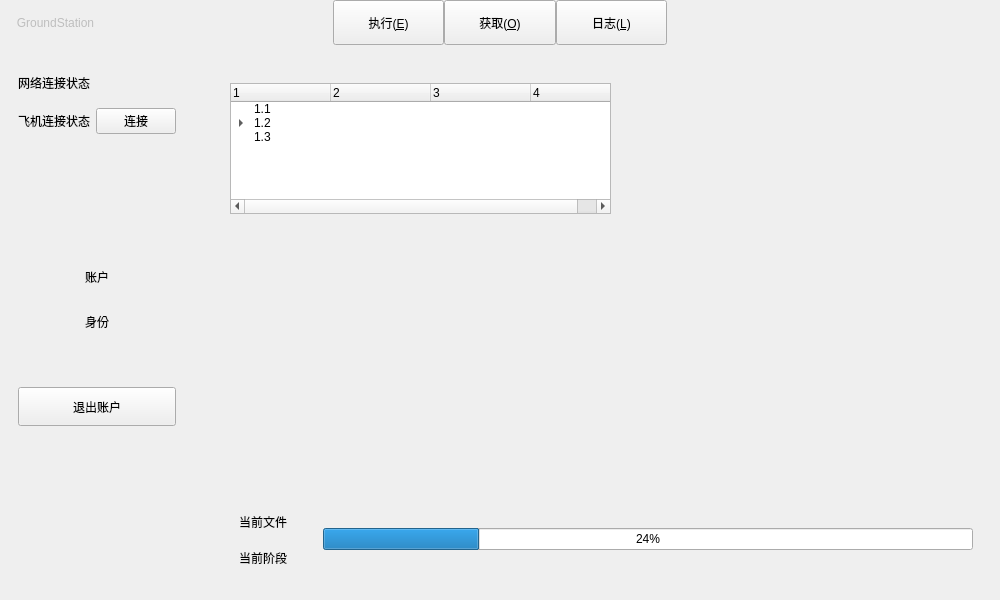
First picture: the form in GroundStation/ui/mainwindow.ui, repository Servaluna/GroundStation_System, before the edit.
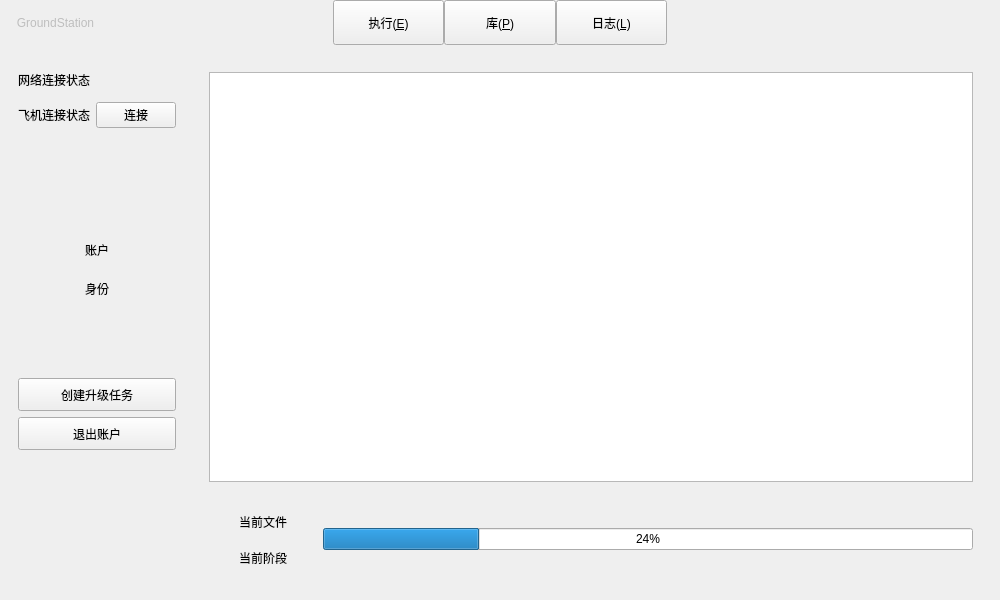
Second picture: the form after the edit. The open tabs and pages were chosen to show the change.

Patch:
```diff
--- a/GroundStation/ui/mainwindow.ui
+++ b/GroundStation/ui/mainwindow.ui
@@ -146,7 +146,7 @@
           </sizepolicy>
          </property>
          <property name="text">
-          <string>获取(&amp;O)</string>
+          <string>库(&amp;P)</string>
          </property>
         </widget>
        </item>
@@ -204,7 +204,7 @@
        <layout class="QHBoxLayout" name="horizontalLayout_5" stretch="1,6">
         <item>
          <widget class="QWidget" name="widget" native="true">
-          <layout class="QVBoxLayout" name="verticalLayout_2" stretch="1,1,3,1,1,1,1,4">
+          <layout class="QVBoxLayout" name="verticalLayout_2" stretch="1,1,3,1,1,2,1,1,4">
            <item>
             <widget class="QLabel" name="label">
              <property name="text">
@@ -282,6 +282,19 @@
              </property>
             </spacer>
            </item>
+           <item>
+            <widget class="QPushButton" name="btn_CreateBatch">
+             <property name="sizePolicy">
+              <sizepolicy hsizetype="Minimum" vsizetype="Expanding">
+               <horstretch>0</horstretch>
+               <verstretch>0</verstretch>
+              </sizepolicy>
+             </property>
+             <property name="text">
+              <string>创建升级任务</string>
+             </property>
+            </widget>
+           </item>
            <item>
             <widget class="QPushButton" name="btnLogout">
              <property name="sizePolicy">
@@ -316,61 +329,27 @@
           <layout class="QVBoxLayout" name="verticalLayout_3" stretch="5,1">
            <item>
             <widget class="QWidget" name="widget_7" native="true">
-             <widget class="QTreeWidget" name="treeWidget">
-              <property name="geometry">
-               <rect>
-                <x>30</x>
-                <y>20</y>
-                <width>381</width>
-                <height>131</height>
-               </rect>
-              </property>
-              <column>
-               <property name="text">
-                <string>1</string>
-               </property>
-              </column>
-              <column>
-               <property name="text">
-                <string>2</string>
-               </property>
-              </column>
-              <column>
-               <property name="text">
-                <string>3</string>
-               </property>
-              </column>
-              <column>
-               <property name="text">
-                <string>4</string>
-               </property>
-              </column>
+             <layout class="QVBoxLayout" name="verticalLayout_5">
               <item>
-               <property name="text">
-                <string>1.1</string>
-               </property>
-              </item>
-              <item>
-               <property name="text">
-                <string>1.2</string>
-               </property>
-               <item>
-                <property name="text">
-                 <string>1.2.1</string>
+               <widget class="QTableWidget" name="tableTask">
+                <property name="alternatingRowColors">
+                 <bool>true</bool>
+                </property>
+                <property name="selectionMode">
+                 <enum>QAbstractItemView::SelectionMode::SingleSelection</enum>
+                </property>
+                <property name="selectionBehavior">
+                 <enum>QAbstractItemView::SelectionBehavior::SelectRows</enum>
                 </property>
-                <item>
-                 <property name="text">
-                  <string>1,2,1,1</string>
-                 </property>
-                </item>
-               </item>
-              </item>
-              <item>
-               <property name="text">
-                <string>1.3</string>
-               </property>
-              </item>
-             </widget>
+                <property name="gridStyle">
+                 <enum>Qt::PenStyle::DashLine</enum>
+                </property>
+                <attribute name="verticalHeaderVisible">
+                 <bool>false</bool>
+                </attribute>
+               </widget>
+              </item>
+             </layout>
             </widget>
            </item>
            <item>
```
Left out of the diff: 40 changed lines with no effect on the pictures. Lines whose indentation alone changed are shown as unchanged.
